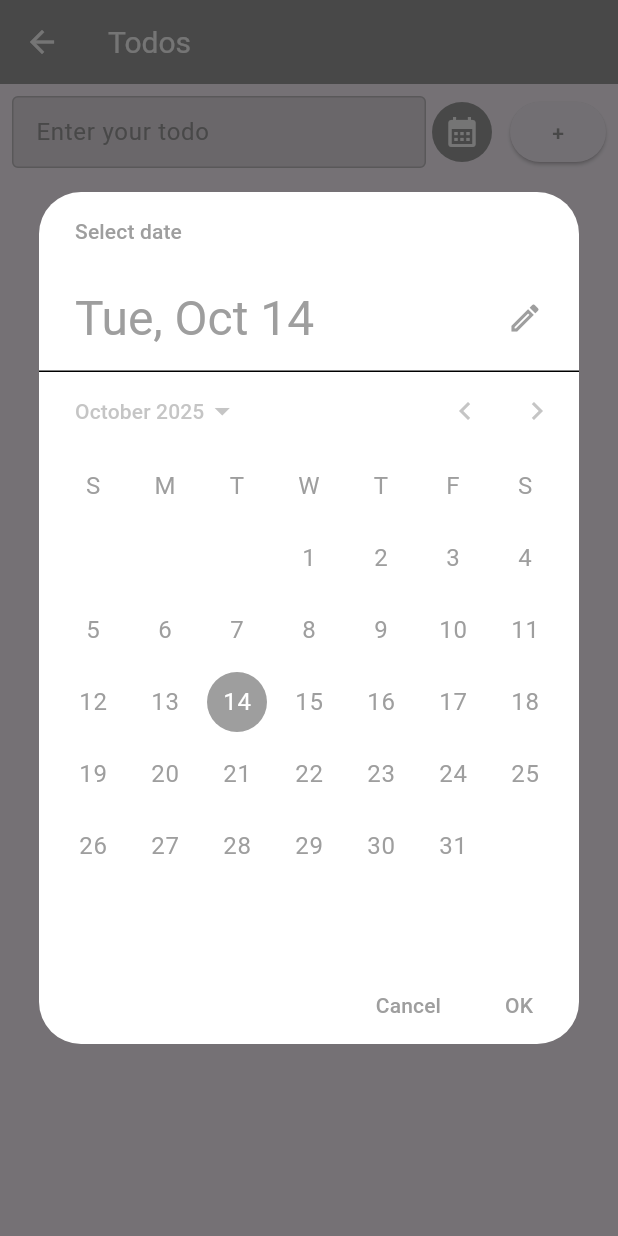
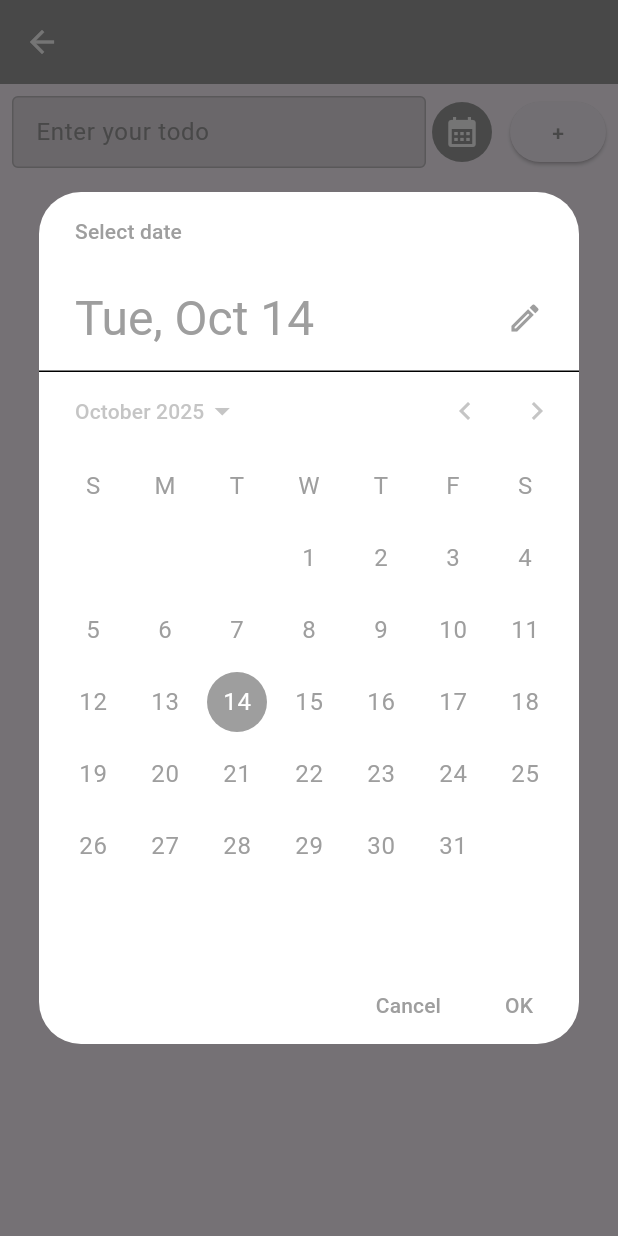
Before and after one commit to marieesss/flutter-todo-list, a Flutter app: the TodosPage screen opened directly with empty values, after a tap on the "calendar month" icon, on a phone screen of 412 x 824 dp. Run offline on Flutter 3.47's test engine with Material 3 defaults, Android fonts, the phone set to English and light mode, and no system bars; our stand-ins replace cloud_firestore, firebase_auth, firebase_core; accounts and stored records are empty.

Commit message:
add categorie title to todo appbar

```diff
--- a/lib/screens/categories/categories_page.dart
+++ b/lib/screens/categories/categories_page.dart
@@ -51,6 +51,7 @@ class CategoriesPage extends StatelessWidget {
                     builder: (context) => TodosPage(
                       categoryId: category.id,
                       color: category.color,
+                      title: category.name,
                     ),
                   ),
                 ),
--- a/lib/screens/todos/todos.dart
+++ b/lib/screens/todos/todos.dart
@@ -6,10 +6,16 @@ import 'package:flutter_application_1/models/todo.dart';
 import 'package:flutter_application_1/services/todo_service.dart';
 
 class TodosPage extends StatefulWidget {
-  const TodosPage({super.key, required this.categoryId, required this.color});
+  const TodosPage({
+    super.key,
+    required this.categoryId,
+    required this.color,
+    required this.title,
+  });
 
   final String categoryId;
   final Color color;
+  final String title;
 
   @override
   State<TodosPage> createState() => _TodosPageState();
@@ -94,7 +100,7 @@ class _TodosPageState extends State<TodosPage> {
     return Scaffold(
       appBar: AppBar(
         backgroundColor: widget.color,
-        title: const Text('Todos'),
+        title: Text(widget.title),
         iconTheme: IconThemeData(color: Colors.white),
         titleTextStyle: TextStyle(color: Colors.white, fontSize: 20),
       ),
```
